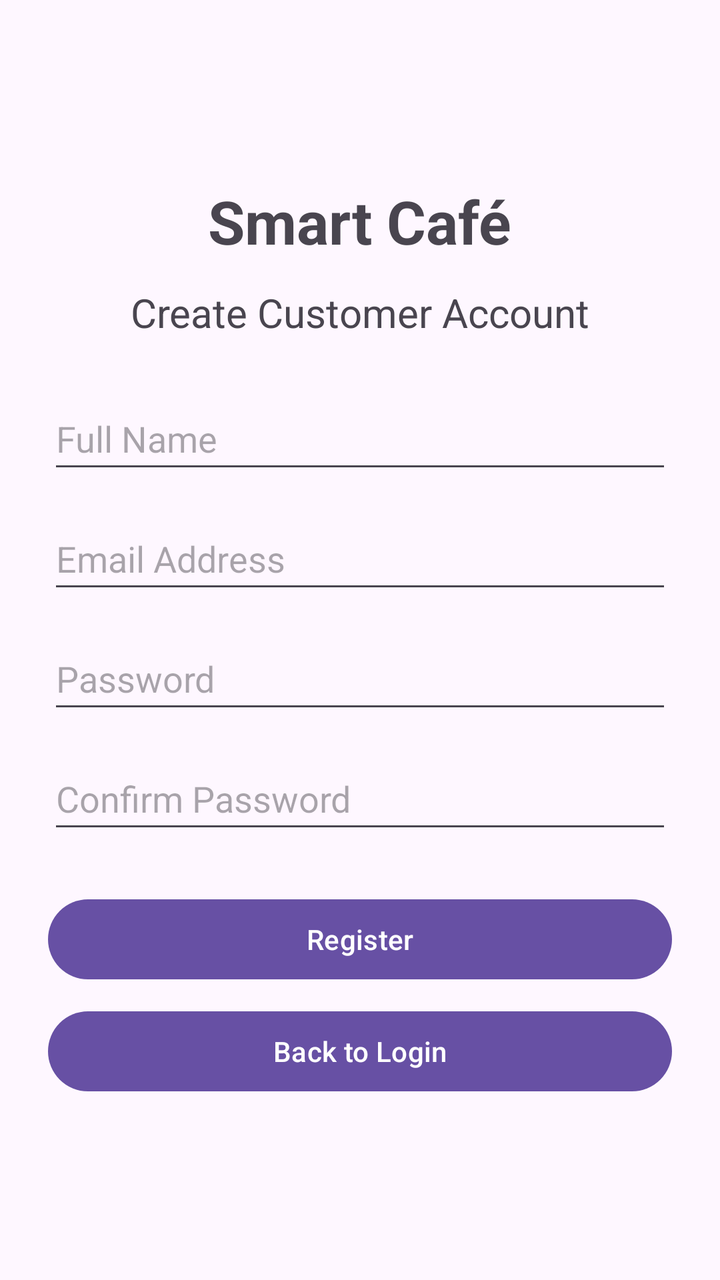
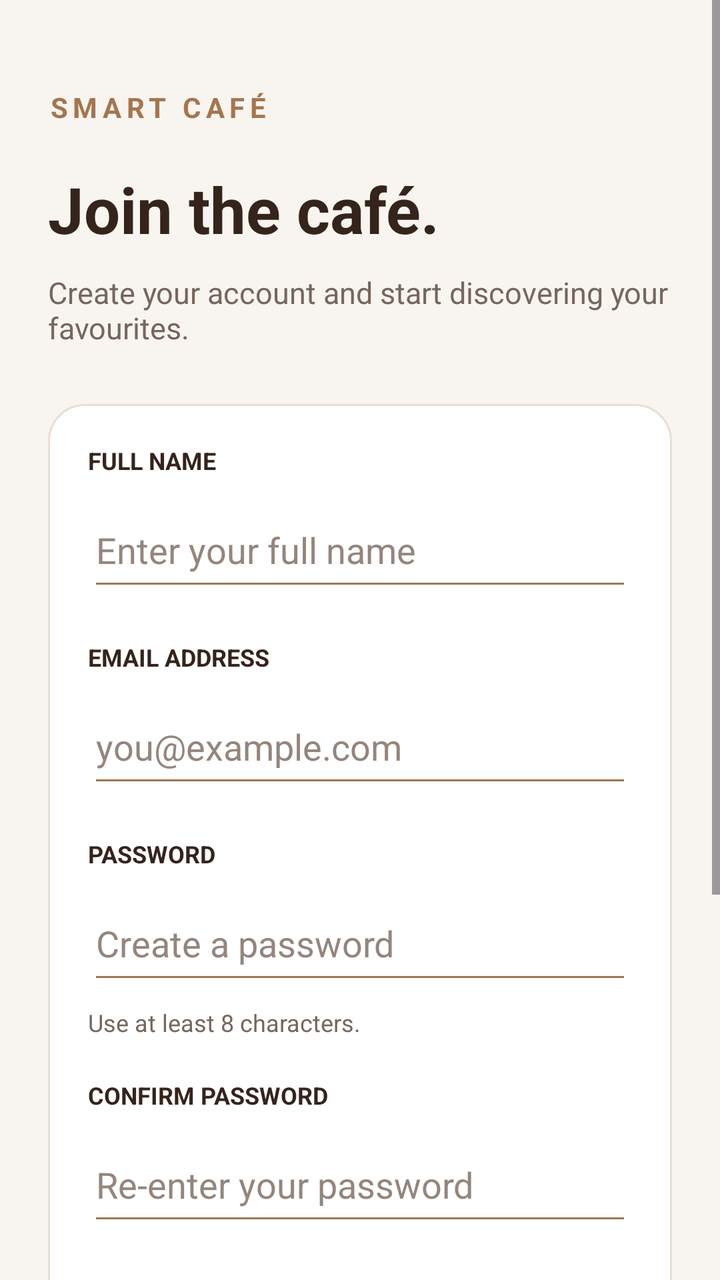

The first picture is an Android layout as it rendered before a commit; the second is the same layout after the commit. The layout source and the unified diff follow.
<!-- AndroidManifest.xml: application theme Theme.SmartCafeCustomer -->
<!-- res/layout/activity_register.xml -->
<?xml version="1.0" encoding="utf-8"?>
<ScrollView
    xmlns:android="http://schemas.android.com/apk/res/android"
    android:id="@+id/main"
    android:layout_width="match_parent"
    android:layout_height="match_parent"
    android:fillViewport="true">

    <LinearLayout
        android:layout_width="match_parent"
        android:layout_height="match_parent"
        android:orientation="vertical"
        android:gravity="center"
        android:padding="24dp">

        <TextView
            android:layout_width="wrap_content"
            android:layout_height="wrap_content"
            android:text="Smart Café"
            android:textSize="30sp"
            android:textStyle="bold"
            android:layout_marginBottom="12dp" />

        <TextView
            android:layout_width="wrap_content"
            android:layout_height="wrap_content"
            android:text="Create Customer Account"
            android:textSize="20sp"
            android:layout_marginBottom="24dp" />

        <EditText
            android:id="@+id/editTextFullName"
            android:layout_width="match_parent"
            android:layout_height="wrap_content"
            android:minHeight="48dp"
            android:hint="Full Name"
            android:inputType="textPersonName"
            android:autofillHints="name" />

        <EditText
            android:id="@+id/editTextRegisterEmail"
            android:layout_width="match_parent"
            android:layout_height="wrap_content"
            android:minHeight="48dp"
            android:hint="Email Address"
            android:inputType="textEmailAddress"
            android:autofillHints="emailAddress"
            android:layout_marginTop="12dp" />

        <EditText
            android:id="@+id/editTextRegisterPassword"
            android:layout_width="match_parent"
            android:layout_height="wrap_content"
            android:minHeight="48dp"
            android:hint="Password"
            android:inputType="textPassword"
            android:autofillHints="newPassword"
            android:layout_marginTop="12dp" />

        <EditText
            android:id="@+id/editTextConfirmPassword"
            android:layout_width="match_parent"
            android:layout_height="wrap_content"
            android:minHeight="48dp"
            android:hint="Confirm Password"
            android:inputType="textPassword"
            android:autofillHints="newPassword"
            android:layout_marginTop="12dp" />

        <Button
            android:id="@+id/buttonCreateAccount"
            android:layout_width="match_parent"
            android:layout_height="wrap_content"
            android:minHeight="48dp"
            android:text="Register"
            android:layout_marginTop="24dp" />

        <Button
            android:id="@+id/buttonBackToLogin"
            android:layout_width="match_parent"
            android:layout_height="wrap_content"
            android:minHeight="48dp"
            android:text="Back to Login"
            android:layout_marginTop="8dp" />

    </LinearLayout>

</ScrollView>
<!-- resources referenced by this layout -->
<resources>
  <style name="Theme.SmartCafeCustomer" parent="Base.Theme.SmartCafeCustomer" />
  <style name="Base.Theme.SmartCafeCustomer" parent="Theme.Material3.DayNight.NoActionBar">
          
          
      </style>
</resources>

<!-- the commit's change to res/layout/activity_register.xml (unified diff, before → after) -->
@@ -4,85 +4,193 @@
     android:id="@+id/main"
     android:layout_width="match_parent"
     android:layout_height="match_parent"
+    android:background="#F8F5F0"
     android:fillViewport="true">
 
     <LinearLayout
         android:layout_width="match_parent"
-        android:layout_height="match_parent"
+        android:layout_height="wrap_content"
         android:orientation="vertical"
-        android:gravity="center"
         android:padding="24dp">
 
+        
         <TextView
-            android:layout_width="wrap_content"
+            android:layout_width="match_parent"
             android:layout_height="wrap_content"
-            android:text="Smart Café"
-            android:textSize="30sp"
+            android:layout_marginTop="20dp"
+            android:text="SMART CAFÉ"
+            android:textColor="#A57550"
+            android:textSize="14sp"
             android:textStyle="bold"
-            android:layout_marginBottom="12dp" />
+            android:letterSpacing="0.18"/>
 
         <TextView
-            android:layout_width="wrap_content"
-            android:layout_height="wrap_content"
-            android:text="Create Customer Account"
-            android:textSize="20sp"
-            android:layout_marginBottom="24dp" />
-
-        <EditText
-            android:id="@+id/editTextFullName"
             android:layout_width="match_parent"
             android:layout_height="wrap_content"
-            android:minHeight="48dp"
-            android:hint="Full Name"
-            android:inputType="textPersonName"
-            android:autofillHints="name" />
+            android:layout_marginTop="20dp"
+            android:text="Join the café."
+            android:textColor="#35241C"
+            android:textSize="32sp"
+            android:textStyle="bold"/>
 
-        <EditText
-            android:id="@+id/editTextRegisterEmail"
+        <TextView
             android:layout_width="match_parent"
             android:layout_height="wrap_content"
-            android:minHeight="48dp"
-            android:hint="Email Address"
-            android:inputType="textEmailAddress"
-            android:autofillHints="emailAddress"
-            android:layout_marginTop="12dp" />
+            android:layout_marginTop="10dp"
+            android:text="Create your account and start discovering your favourites."
+            android:textColor="#75665E"
+            android:textSize="15sp"/>
 
-        <EditText
-            android:id="@+id/editTextRegisterPassword"
+        
+        <LinearLayout
             android:layout_width="match_parent"
             android:layout_height="wrap_content"
-            android:minHeight="48dp"
-            android:hint="Password"
-            android:inputType="textPassword"
-            android:autofillHints="newPassword"
-            android:layout_marginTop="12dp" />
+            android:layout_marginTop="28dp"
+            android:background="@drawable/bg_menu_card"
+            android:orientation="vertical"
+            android:padding="20dp">
 
-        <EditText
-            android:id="@+id/editTextConfirmPassword"
+            <TextView
+                android:layout_width="match_parent"
+                android:layout_height="wrap_content"
+                android:text="FULL NAME"
+                android:textColor="#35241C"
+                android:textSize="12sp"
+                android:textStyle="bold"/>
+
+            <EditText
+                android:id="@+id/editTextFullName"
+                android:layout_width="match_parent"
+                android:layout_height="54dp"
+                android:layout_marginTop="8dp"
+                android:backgroundTint="#A57550"
+                android:hint="Enter your full name"
+                android:inputType="textPersonName"
+                android:autofillHints="name"
+                android:singleLine="true"
+                android:textColor="#35241C"
+                android:textColorHint="#94867D"/>
+
+            <TextView
+                android:layout_width="match_parent"
+                android:layout_height="wrap_content"
+                android:layout_marginTop="20dp"
+                android:text="EMAIL ADDRESS"
+                android:textColor="#35241C"
+                android:textSize="12sp"
+                android:textStyle="bold"/>
+
+            <EditText
+                android:id="@+id/editTextRegisterEmail"
+                android:layout_width="match_parent"
+                android:layout_height="54dp"
+                android:layout_marginTop="8dp"
+                android:backgroundTint="#A57550"
+                android:hint="you@example.com"
+                android:inputType="textEmailAddress"
+                android:autofillHints="emailAddress"
+                android:singleLine="true"
+                android:textColor="#35241C"
+                android:textColorHint="#94867D"/>
+
+            <TextView
+                android:layout_width="match_parent"
+                android:layout_height="wrap_content"
+                android:layout_marginTop="20dp"
+                android:text="PASSWORD"
+                android:textColor="#35241C"
+                android:textSize="12sp"
+                android:textStyle="bold"/>
+
+            <EditText
+                android:id="@+id/editTextRegisterPassword"
+                android:layout_width="match_parent"
+                android:layout_height="54dp"
+                android:layout_marginTop="8dp"
+                android:backgroundTint="#A57550"
+                android:hint="Create a password"
+                android:inputType="textPassword"
+                android:autofillHints="newPassword"
+                android:singleLine="true"
+                android:textColor="#35241C"
+                android:textColorHint="#94867D"/>
+
+            <TextView
+                android:layout_width="match_parent"
+                android:layout_height="wrap_content"
+                android:layout_marginTop="6dp"
+                android:text="Use at least 8 characters."
+                android:textColor="#75665E"
+                android:textSize="12sp"/>
+
+            <TextView
+                android:layout_width="match_parent"
+                android:layout_height="wrap_content"
+                android:layout_marginTop="20dp"
+                android:text="CONFIRM PASSWORD"
+                android:textColor="#35241C"
+                android:textSize="12sp"
+                android:textStyle="bold"/>
+
+            <EditText
+                android:id="@+id/editTextConfirmPassword"
+                android:layout_width="match_parent"
+                android:layout_height="54dp"
+                android:layout_marginTop="8dp"
+                android:backgroundTint="#A57550"
+                android:hint="Re-enter your password"
+                android:inputType="textPassword"
+                android:autofillHints="newPassword"
+                android:singleLine="true"
+                android:textColor="#35241C"
+                android:textColorHint="#94867D"/>
+
+            <Button
+                android:id="@+id/buttonCreateAccount"
+                android:layout_width="match_parent"
+                android:layout_height="54dp"
+                android:layout_marginTop="28dp"
+                android:backgroundTint="#35241C"
+                android:text="Create Account"
+                android:textAllCaps="false"
+                android:textColor="#FFFFFF"
+                android:textSize="16sp"
+                android:textStyle="bold"/>
+
+        </LinearLayout>
+
+        
+        <TextView
             android:layout_width="match_parent"
             android:layout_height="wrap_content"
-            android:minHeight="48dp"
-            android:hint="Confirm Password"
-            android:inputType="textPassword"
-            android:autofillHints="newPassword"
-            android:layout_marginTop="12dp" />
-
-        <Button
-            android:id="@+id/buttonCreateAccount"
-            android:layout_width="match_parent"
-            android:layout_height="wrap_content"
-            android:minHeight="48dp"
-            android:text="Register"
-            android:layout_marginTop="24dp" />
+            android:layout_marginTop="26dp"
+            android:gravity="center"
+            android:text="Already have an account?"
+            android:textColor="#75665E"
+            android:textSize="14sp"/>
 
         <Button
             android:id="@+id/buttonBackToLogin"
             android:layout_width="match_parent"
+            android:layout_height="52dp"
+            android:layout_marginTop="10dp"
+            android:backgroundTint="#E9DED3"
+            android:text="Back to Sign In"
+            android:textAllCaps="false"
+            android:textColor="#35241C"
+            android:textSize="15sp"/>
+
+        <TextView
+            android:layout_width="match_parent"
             android:layout_height="wrap_content"
-            android:minHeight="48dp"
-            android:text="Back to Login"
-            android:layout_marginTop="8dp" />
+            android:layout_marginTop="30dp"
+            android:layout_marginBottom="20dp"
+            android:gravity="center"
+            android:text="GOOD COFFEE. GOOD MOMENTS."
+            android:textColor="#A57550"
+            android:textSize="11sp"
+            android:textStyle="bold"
+            android:letterSpacing="0.12"/>
 
     </LinearLayout>
-
 </ScrollView>
<!-- resource entries referenced after the edit -->
@@ -1,5 +1,19 @@
 <!-- resources referenced by this layout -->
 <resources>
+  <!-- drawable bg_menu_card (drawable) -->
+  <?xml version="1.0" encoding="utf-8"?>
+  <shape xmlns:android="http://schemas.android.com/apk/res/android"
+      android:shape="rectangle">
+  
+      <solid android:color="#FFFFFF"/>
+  
+      <corners android:radius="18dp"/>
+  
+      <stroke
+          android:width="1dp"
+          android:color="#E9DED3"/>
+  
+  </shape>
   <style name="Theme.SmartCafeCustomer" parent="Base.Theme.SmartCafeCustomer" />
   <style name="Base.Theme.SmartCafeCustomer" parent="Theme.Material3.DayNight.NoActionBar">
           
